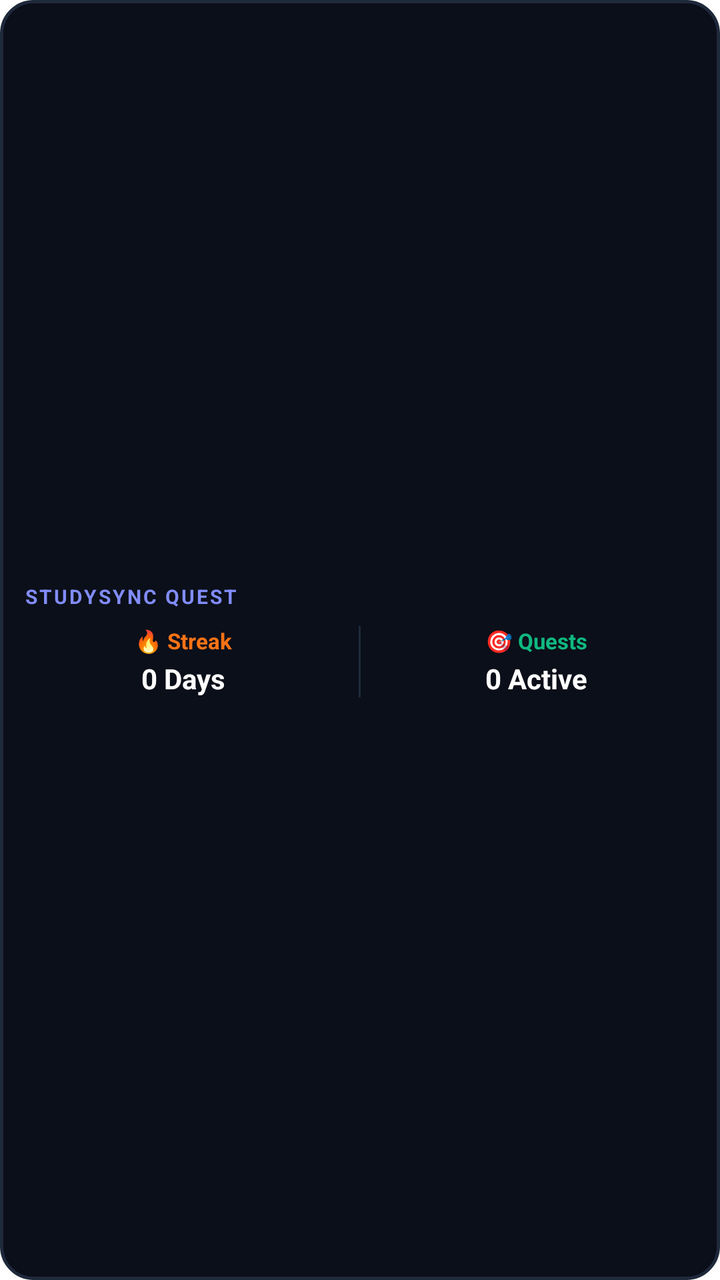
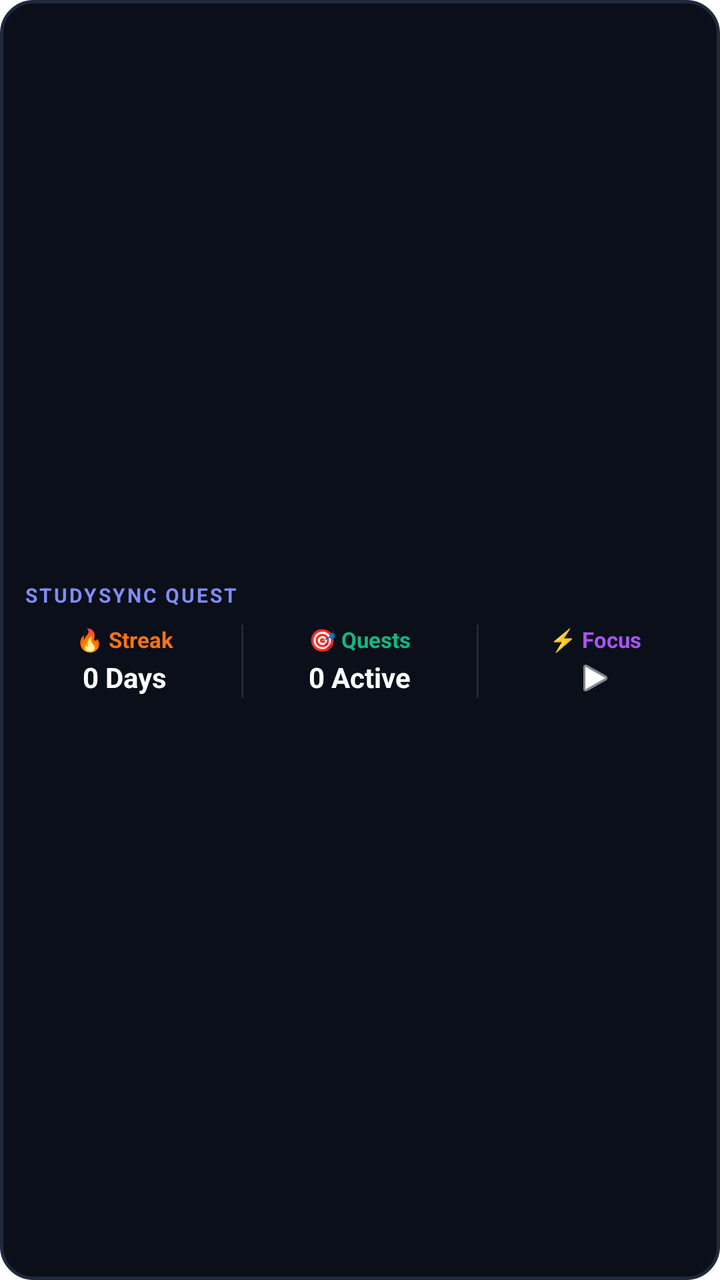

An Android layout rendered at two revisions. The XML below is the earlier revision; the diff shows what the commit changed to produce the second picture.
<!-- AndroidManifest.xml: fallback theme Theme.MaterialComponents.DayNight.NoActionBar -->
<!-- res/layout/study_sync_widget.xml -->
<?xml version="1.0" encoding="utf-8"?>
<RelativeLayout xmlns:android="http://schemas.android.com/apk/res/android"
    android:id="@+id/widget_container"
    android:layout_width="match_parent"
    android:layout_height="match_parent"
    android:padding="12dp"
    android:background="@drawable/widget_background">

    <LinearLayout
        android:layout_width="match_parent"
        android:layout_height="match_parent"
        android:orientation="vertical"
        android:gravity="center_vertical">

        
        <TextView
            android:layout_width="wrap_content"
            android:layout_height="wrap_content"
            android:text="STUDYSYNC QUEST"
            android:textColor="#818CF8"
            android:textSize="10sp"
            android:textStyle="bold"
            android:letterSpacing="0.1" />

        <LinearLayout
            android:layout_width="match_parent"
            android:layout_height="wrap_content"
            android:orientation="horizontal"
            android:layout_marginTop="8dp"
            android:weightSum="2">

            
            <LinearLayout
                android:layout_width="0dp"
                android:layout_height="wrap_content"
                android:layout_weight="1"
                android:orientation="vertical"
                android:gravity="center_horizontal">

                <TextView
                    android:layout_width="wrap_content"
                    android:layout_height="wrap_content"
                    android:text="🔥 Streak"
                    android:textColor="#F97316"
                    android:textSize="11sp"
                    android:textStyle="bold" />

                <TextView
                    android:id="@+id/widget_streak_text"
                    android:layout_width="wrap_content"
                    android:layout_height="wrap_content"
                    android:text="0 Days"
                    android:textColor="#FFFFFF"
                    android:textSize="14sp"
                    android:textStyle="bold"
                    android:layout_marginTop="2dp" />
            </LinearLayout>

            <View
                android:layout_width="1dp"
                android:layout_height="match_parent"
                android:background="#1E293B"
                android:layout_marginHorizontal="8dp" />

            
            <LinearLayout
                android:layout_width="0dp"
                android:layout_height="wrap_content"
                android:layout_weight="1"
                android:orientation="vertical"
                android:gravity="center_horizontal">

                <TextView
                    android:layout_width="wrap_content"
                    android:layout_height="wrap_content"
                    android:text="🎯 Quests"
                    android:textColor="#10B981"
                    android:textSize="11sp"
                    android:textStyle="bold" />

                <TextView
                    android:id="@+id/widget_tasks_text"
                    android:layout_width="wrap_content"
                    android:layout_height="wrap_content"
                    android:text="0 Active"
                    android:textColor="#FFFFFF"
                    android:textSize="14sp"
                    android:textStyle="bold"
                    android:layout_marginTop="2dp" />
            </LinearLayout>

        </LinearLayout>

    </LinearLayout>
</RelativeLayout>
<!-- resources referenced by this layout -->
<resources>
  <!-- drawable widget_background (drawable) -->
  <?xml version="1.0" encoding="utf-8"?>
  <shape xmlns:android="http://schemas.android.com/apk/res/android">
      <solid android:color="#0B0F19" />
      <corners android:radius="16dp" />
      <stroke
          android:width="1.5dp"
          android:color="#1E293B" />
  </shape>
</resources>

<!-- the commit's change to res/layout/study_sync_widget.xml (unified diff, before → after) -->
@@ -27,7 +27,7 @@
             android:layout_height="wrap_content"
             android:orientation="horizontal"
             android:layout_marginTop="8dp"
-            android:weightSum="2">
+            android:weightSum="3">
 
             
             <LinearLayout
@@ -89,6 +89,38 @@
                     android:layout_marginTop="2dp" />
             </LinearLayout>
 
+            <View
+                android:layout_width="1dp"
+                android:layout_height="match_parent"
+                android:background="#1E293B"
+                android:layout_marginHorizontal="8dp" />
+
+            
+            <LinearLayout
+                android:layout_width="0dp"
+                android:layout_height="wrap_content"
+                android:layout_weight="1"
+                android:orientation="vertical"
+                android:gravity="center_horizontal">
+
+                <TextView
+                    android:layout_width="wrap_content"
+                    android:layout_height="wrap_content"
+                    android:text="⚡ Focus"
+                    android:textColor="#A855F7"
+                    android:textSize="11sp"
+                    android:textStyle="bold" />
+
+                <ImageView
+                    android:id="@+id/widget_play_btn"
+                    android:layout_width="20dp"
+                    android:layout_height="20dp"
+                    android:layout_marginTop="2dp"
+                    android:src="@android:drawable/ic_media_play"
+                    android:contentDescription="Play/Pause Timer"
+                    android:tint="#FFFFFF" />
+            </LinearLayout>
+
         </LinearLayout>
 
     </LinearLayout>
